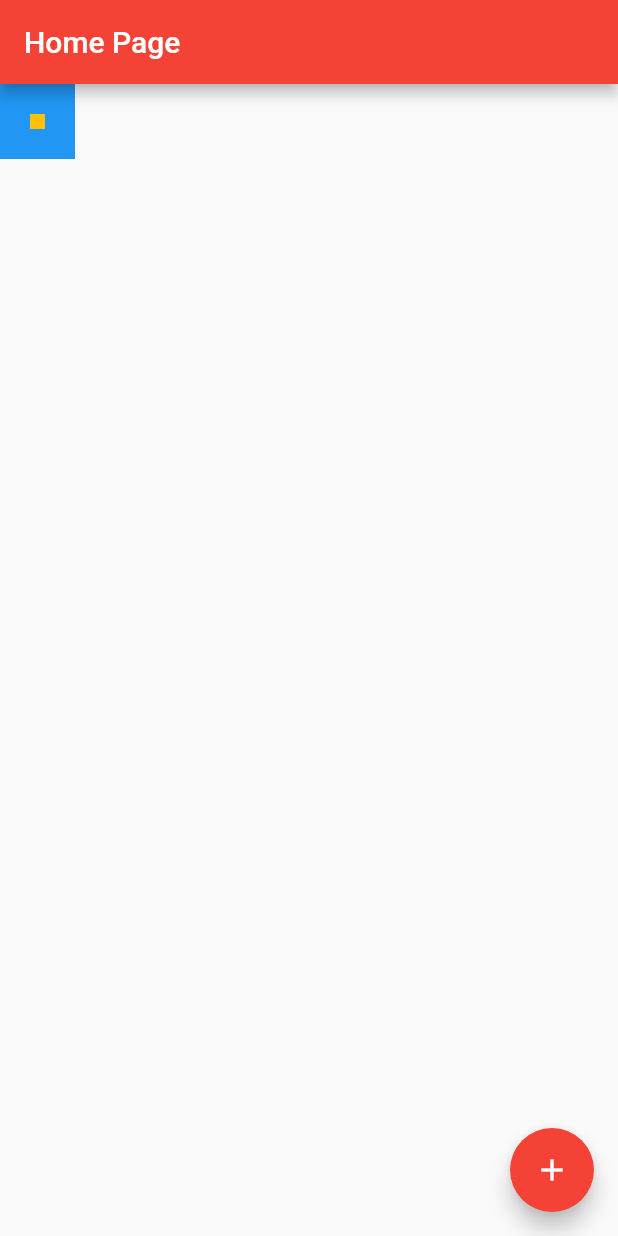
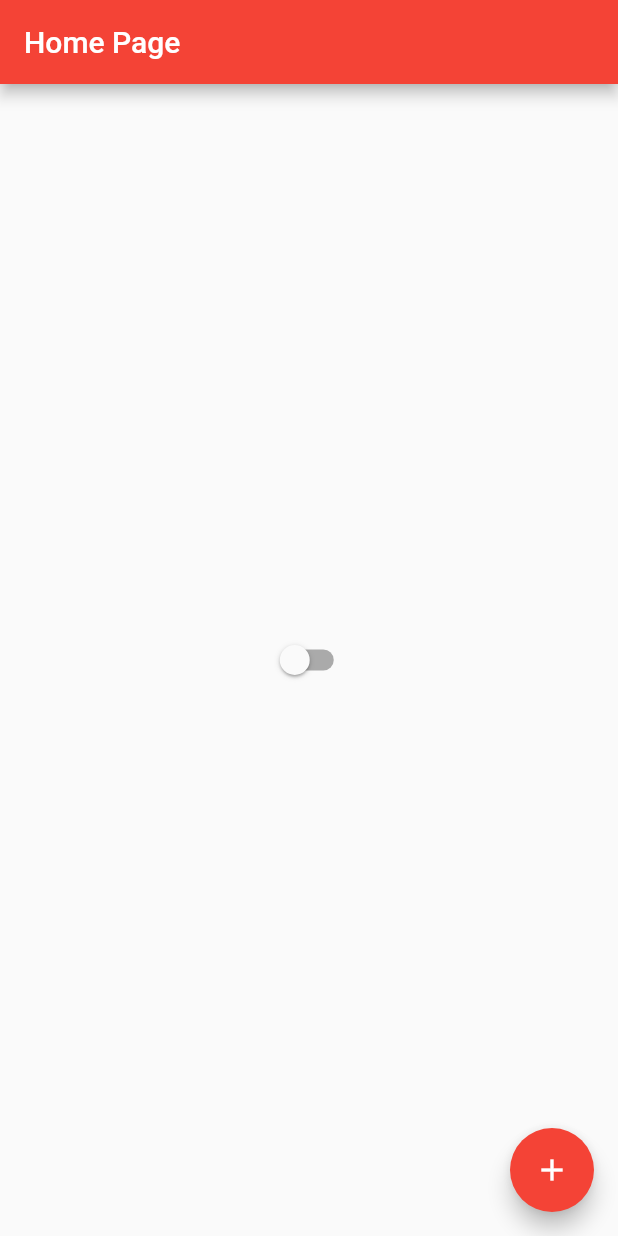
Before and after one commit to thak1996/studingflu, a Flutter app: the screen it shows after launch, on a phone screen of 412 x 824 dp. Run offline on Flutter 3.47's test engine with Material 2 defaults, Android fonts, the light colour scheme and no system bars.

Commit message:
Aula 12 - gerenciar outro estado

```diff
--- /dev/null
+++ b/lib/app_controller.dart
@@ -0,0 +1,11 @@
+import 'package:flutter/widgets.dart';
+
+class AppController extends ChangeNotifier {
+  static AppController instance = AppController();
+  bool isDartTheme = false;
+
+  changeTheme() {
+    isDartTheme = !isDartTheme;
+    notifyListeners();
+  }
+}
--- a/lib/app_widget.dart
+++ b/lib/app_widget.dart
@@ -1,6 +1,6 @@
 import 'package:flutter/material.dart';
-
-import 'home_page.dart';
+import 'package:studingflu/app_controller.dart';
+import 'package:studingflu/home_page.dart';
 
 class AppWidget extends StatelessWidget {
   const AppWidget({
@@ -9,7 +9,18 @@ class AppWidget extends StatelessWidget {
 
   @override
   Widget build(BuildContext context) {
-    return MaterialApp(
-        theme: ThemeData(primarySwatch: Colors.red), home: const HomePage());
+    return AnimatedBuilder(
+        animation: AppController.instance,
+        builder: (context, child) {
+          return MaterialApp(
+            home: HomePage(),
+            theme: ThemeData(
+              primarySwatch: Colors.red,
+              brightness: AppController.instance.isDartTheme
+                  ? Brightness.dark
+                  : Brightness.light,
+            ),
+          );
+        });
   }
 }
--- a/lib/home_page.dart
+++ b/lib/home_page.dart
@@ -1,4 +1,5 @@
 import 'package:flutter/material.dart';
+import 'package:studingflu/app_controller.dart';
 
 class HomePage extends StatefulWidget {
   const HomePage({super.key});
@@ -15,17 +16,12 @@ class _HomePageState extends State<HomePage> {
       appBar: AppBar(
         title: const Text('Home Page'),
       ),
-      body: Container(
-        width: 50,
-        height: 50,
-        color: Colors.blue,
-        child: Center(
-          child: Container(
-            color: Colors.amber,
-            height: 10,
-            width: 10,
-          ),
-        ),
+      body: Center(
+        child: Switch(
+            value: AppController.instance.isDartTheme,
+            onChanged: (value) {
+              AppController.instance.changeTheme();
+            }),
       ),
       floatingActionButton: FloatingActionButton(
           child: const Icon(Icons.add),
```
